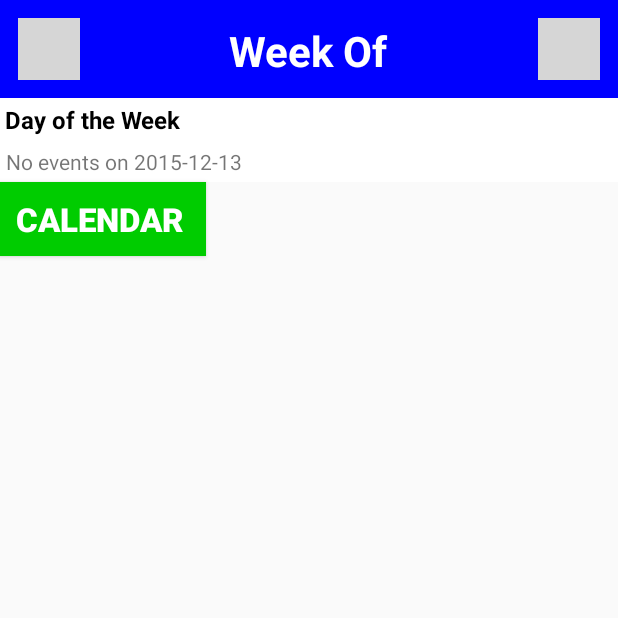
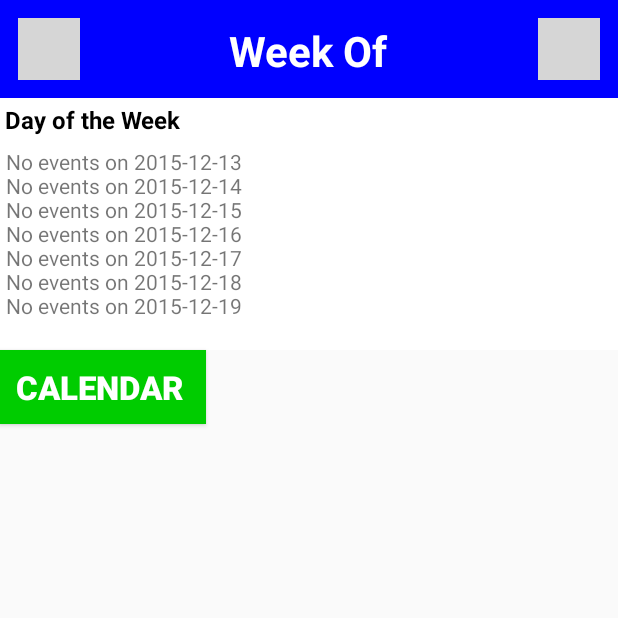
Before and after one commit to halfoff/SE3354-Calendar, an Android app: the WeekViewActivity screen opened directly, with no data from a screen before it, on a phone screen of 412 x 824 dp, the top half of it. Run offline under Robolectric (Android 15) with nearby library versions, the phone set to English and light mode, and no system bars; grey boxes are pictures that could not be loaded.

Commit message:
Displays events on days, except that it's a week ahead.

```diff
--- a/app/src/main/java/com/example/lee/calendar/WeekAdapter.java
+++ b/app/src/main/java/com/example/lee/calendar/WeekAdapter.java
@@ -25,7 +25,9 @@ public class WeekAdapter extends ArrayAdapter<WeekCollect> {
         this.context = context;
         this.values = values;
         this.resourceId = resourceId;
+        viewHolder = new ViewHolder();
     }
+
 
     @Override
     public View getView(int position, View convertView, ViewGroup parent)
@@ -34,7 +36,7 @@ public class WeekAdapter extends ArrayAdapter<WeekCollect> {
         {
             LayoutInflater inflater = (LayoutInflater) context.getSystemService(Context.LAYOUT_INFLATER_SERVICE);
             convertView = inflater.inflate(resourceId, parent, false);
-            viewHolder = new ViewHolder();
+
             viewHolder.tv_weekDay = (TextView) convertView.findViewById(R.id.tv_weekDay);
             viewHolder.tv_weekEvent = (TextView) convertView.findViewById(R.id.tv_weekEvent);
             convertView.setTag(viewHolder);
@@ -43,11 +45,25 @@ public class WeekAdapter extends ArrayAdapter<WeekCollect> {
         {
             viewHolder = (ViewHolder) convertView.getTag();
         }
+        this.clearWeekEvent();
         WeekCollect list_obj=values.get(position);
         //viewHolder.tv_date.setText(list_obj.date);
-        viewHolder.tv_weekEvent.setText(list_obj.event_message);
+       // viewHolder.tv_weekEvent.setText(list_obj.event_message);
+        for(int i=0; i<list_obj.event_message.size();i++)
+        {
+            viewHolder.tv_weekEvent.append(list_obj.event_message.get(i));
+
+        }
         return convertView;
+
     }
+    public void clearWeekEvent()
+    {
+        viewHolder.tv_weekEvent.setText("");
+    }
+
+
+
     public class ViewHolder
     {
         TextView tv_weekEvent;
--- a/app/src/main/java/com/example/lee/calendar/WeekCollect.java
+++ b/app/src/main/java/com/example/lee/calendar/WeekCollect.java
@@ -11,27 +11,30 @@ import java.util.GregorianCalendar;
 public class WeekCollect
 {
     public GregorianCalendar date;
-    public String event_message = "";
+    public ArrayList<String> event_message = new ArrayList<>();
     public static ArrayList<WeekCollect> date_collection_arr= new ArrayList<>();
     public WeekCollect(ArrayList<CalendarEvent>[] eventsOnWeek, GregorianCalendar firstDate)
     {
         this.date = firstDate;
         SimpleDateFormat formatter = new SimpleDateFormat("yyyy-MM-dd");
+        String curDay ="";
 
         ArrayList<CalendarEvent> events_on_date;
         for(int i = 0; i<eventsOnWeek.length;i++)
         {
             events_on_date = eventsOnWeek[i];
+            curDay = formatter.format(date.getTime());
 
 
-        if(events_on_date.isEmpty()) {
-            this.event_message = "No events on "+ formatter.format(date.getTime());
-        } else {
-            for(CalendarEvent calEvent : events_on_date) {
-                //TODO: formatting for individual events
-                this.event_message += formatter.format(date.getTime())+" "+calEvent.getTitle() +" " +calEvent.getStartTime()+" - "+calEvent.getEndTime()+ "\n";
+            if(events_on_date.isEmpty()) {
+                this.event_message.add( "No events on "+curDay +"\n");
+            } else {
+                for(CalendarEvent calEvent : events_on_date) {
+                    //TODO: formatting for individual events
+                    event_message.add( curDay+" "+calEvent.getTitle() +" " +calEvent.getStartTime()+" - "+calEvent.getEndTime()+ "\n");
+                }
             }
-        }
+            date.add(GregorianCalendar.DAY_OF_MONTH,1);
         }
     }
 }
--- a/app/src/main/java/com/example/lee/calendar/WeekViewActivity.java
+++ b/app/src/main/java/com/example/lee/calendar/WeekViewActivity.java
@@ -56,6 +56,7 @@ public class WeekViewActivity extends Activity implements OnClickListener {
     public void onClick(View view) {
         switch (view.getId()) {
             case R.id.btn_calenderReturn:
+
                 this.finish();
                 break;
             default:
```
